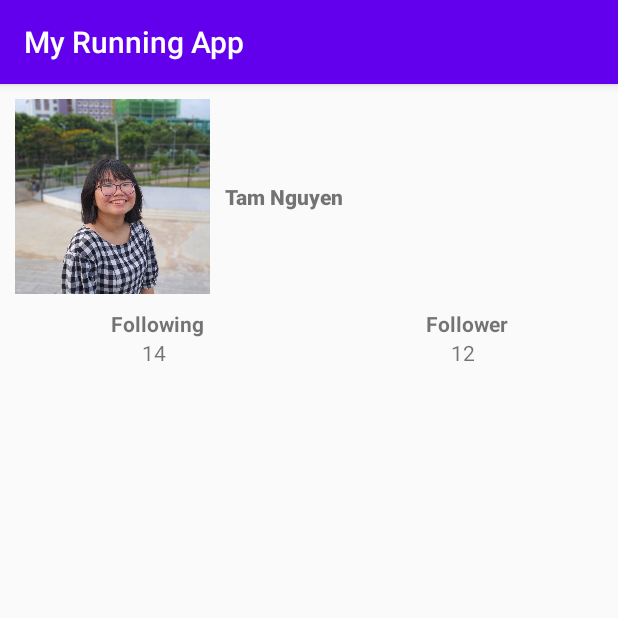
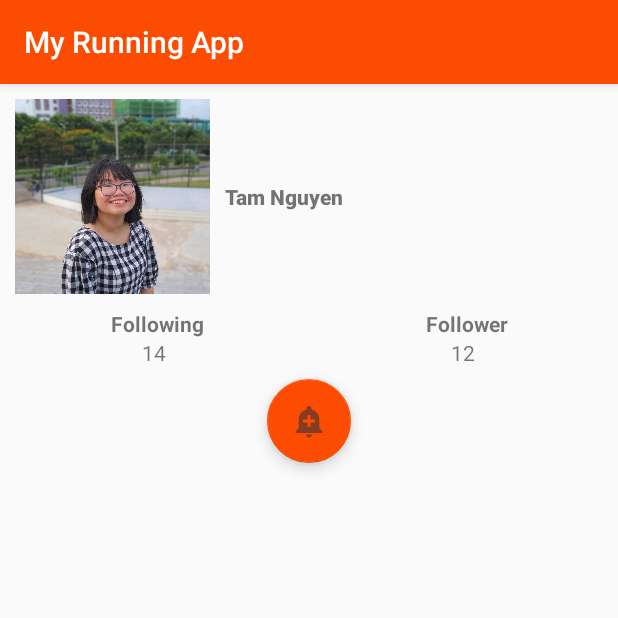
Before and after one commit to tamtamhihi/MyRunningApp, an Android app: the screen it shows after launch (MainActivity), on a phone screen of 412 x 824 dp, the top half of it. Run offline under Robolectric (Android 15) with nearby library versions, the phone set to English and light mode, and no system bars.

Commit message:
new commit

```diff
--- a/app/build.gradle
+++ b/app/build.gradle
@@ -25,7 +25,8 @@ android {
 
 dependencies {
     implementation fileTree(dir: 'libs', include: ['*.jar'])
-
+    //noinspection GradleDependency
+    implementation 'com.google.android.material:material:1.0.0-rc01'
     implementation 'androidx.appcompat:appcompat:1.3.0'
     implementation 'androidx.constraintlayout:constraintlayout:2.0.4'
     testImplementation 'junit:junit:4.12'
--- a/app/src/main/java/com/example/myrunningapp/MainActivity.java
+++ b/app/src/main/java/com/example/myrunningapp/MainActivity.java
@@ -2,7 +2,11 @@ package com.example.myrunningapp;
 
 import androidx.appcompat.app.AppCompatActivity;
 
+import android.app.Dialog;
 import android.os.Bundle;
+import android.view.View;
+
+import com.google.android.material.floatingactionbutton.FloatingActionButton;
 
 public class MainActivity extends AppCompatActivity {
 
@@ -10,5 +14,13 @@ public class MainActivity extends AppCompatActivity {
     protected void onCreate(Bundle savedInstanceState) {
         super.onCreate(savedInstanceState);
         setContentView(R.layout.activity_main);
+        FloatingActionButton reminderButton = findViewById(R.id.reminder);
+        reminderButton.setOnClickListener(new View.OnClickListener() {
+            @Override
+            public void onClick(View view) {
+                Dialog dialog = new Dialog(MainActivity.this);
+
+            }
+        });
     }
 }
--- /dev/null
+++ b/app/src/main/res/drawable-anydpi/reminder.xml
@@ -0,0 +1,11 @@
+<vector xmlns:android="http://schemas.android.com/apk/res/android"
+    android:width="24dp"
+    android:height="24dp"
+    android:viewportWidth="24"
+    android:viewportHeight="24"
+    android:tint="#333333"
+    android:alpha="0.6">
+  <path
+      android:fillColor="@android:color/white"
+      android:pathData="M10.01,21.01c0,1.1 0.89,1.99 1.99,1.99s1.99,-0.89 1.99,-1.99h-3.98zM18.88,16.82L18.88,11c0,-3.25 -2.25,-5.97 -5.29,-6.69v-0.72C13.59,2.71 12.88,2 12,2s-1.59,0.71 -1.59,1.59v0.72C7.37,5.03 5.12,7.75 5.12,11v5.82L3,18.94L3,20h18v-1.06l-2.12,-2.12zM16,13.01h-3v3h-2v-3L8,13.01L8,11h3L11,8h2v3h3v2.01z"/>
+</vector>
--- /dev/null
+++ b/app/src/main/res/drawable/reminder.xml
@@ -0,0 +1,10 @@
+<vector xmlns:android="http://schemas.android.com/apk/res/android"
+    android:width="24dp"
+    android:height="24dp"
+    android:viewportWidth="24"
+    android:viewportHeight="24"
+    android:tint="?attr/colorControlNormal">
+  <path
+      android:fillColor="@android:color/white"
+      android:pathData="M10.01,21.01c0,1.1 0.89,1.99 1.99,1.99s1.99,-0.89 1.99,-1.99h-3.98zM18.88,16.82L18.88,11c0,-3.25 -2.25,-5.97 -5.29,-6.69v-0.72C13.59,2.71 12.88,2 12,2s-1.59,0.71 -1.59,1.59v0.72C7.37,5.03 5.12,7.75 5.12,11v5.82L3,18.94L3,20h18v-1.06l-2.12,-2.12zM16,13.01h-3v3h-2v-3L8,13.01L8,11h3L11,8h2v3h3v2.01z"/>
+</vector>
--- a/app/src/main/res/layout/activity_main.xml
+++ b/app/src/main/res/layout/activity_main.xml
@@ -66,5 +66,15 @@
             android:text="12"/>
     </LinearLayout>
 
+    <com.google.android.material.floatingactionbutton.FloatingActionButton
+        android:layout_width="wrap_content"
+        android:layout_height="wrap_content"
+        android:id="@+id/reminder"
+        android:layout_margin="8dp"
+        android:layout_gravity="center"
+        android:src="@drawable/reminder"
+        />
+
+
 
 </LinearLayout>
--- a/app/src/main/res/values/colors.xml
+++ b/app/src/main/res/values/colors.xml
@@ -1,6 +1,6 @@
 <?xml version="1.0" encoding="utf-8"?>
 <resources>
-    <color name="colorPrimary">#6200EE</color>
-    <color name="colorPrimaryDark">#3700B3</color>
-    <color name="colorAccent">#03DAC5</color>
+    <color name="colorPrimary">#fc4c02</color>
+    <color name="colorPrimaryDark">#fc4c02</color>
+    <color name="colorAccent">#fc4c02</color>
 </resources>
```
Also changed, not shown: app/src/main/res/layout/reminder_dialog.xml (added, +19 -0 lines), app/src/main/res/drawable-hdpi/reminder.png (added), app/src/main/res/drawable-mdpi/reminder.png (added), app/src/main/res/drawable-xhdpi/reminder.png (added), app/src/main/res/drawable-xxhdpi/reminder.png (added).
